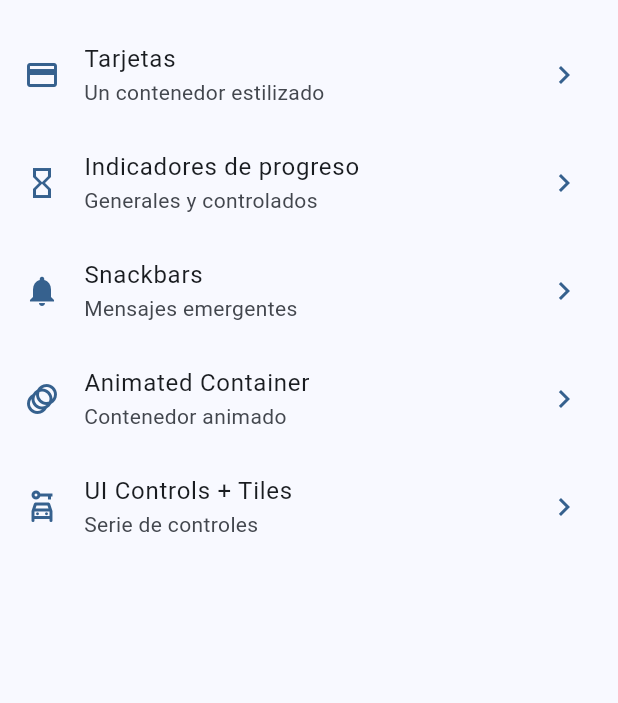
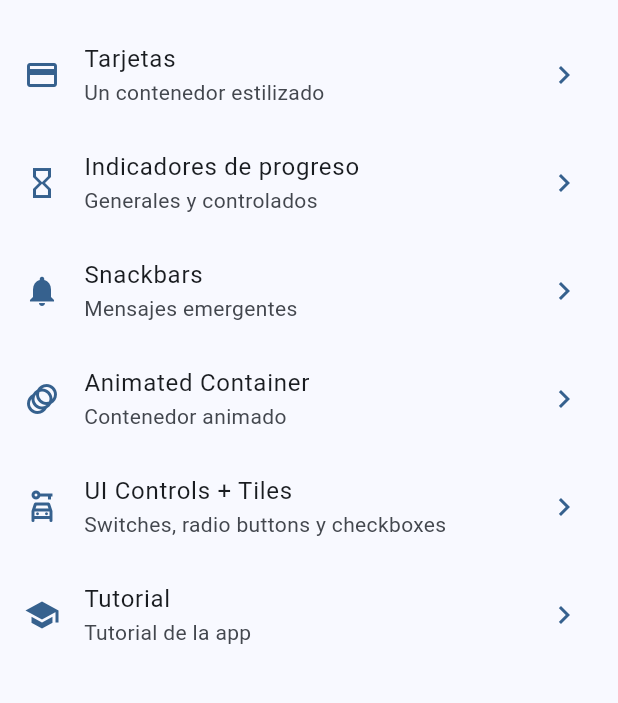
Before and after one commit to afperdomo2/widgets_app, a Flutter app: the screen it shows after launch, on a phone screen of 412 x 824 dp, the part 171-874 px from its top. Run offline on Flutter 3.47's test engine with Material 3 defaults, Android fonts, the phone set to English and light mode, and no system bars; our stand-ins replace go_router.

Commit message:
Agrega pantalla de Tutorial

```diff
--- a/lib/config/menu/menu_item.dart
+++ b/lib/config/menu/menu_item.dart
@@ -54,9 +54,16 @@ const appMenuItems = <MenuItem>[
   ),
   MenuItem(
     title: "UI Controls + Tiles",
-    subtitle: "Serie de controles",
+    subtitle: "Switches, radio buttons y checkboxes",
     route: "/ui-controls",
     routeName: "ui_controls_screen",
     icon: Icons.car_rental_outlined,
   ),
+  MenuItem(
+    title: "Tutorial",
+    subtitle: "Tutorial de la app",
+    route: "/tutorial",
+    routeName: "app_tutorial_screen",
+    icon: Icons.school,
+  ),
 ];
--- a/lib/config/router/app_router.dart
+++ b/lib/config/router/app_router.dart
@@ -40,5 +40,10 @@ final appRouter = GoRouter(
       name: UiControlsScreen.name,
       builder: (context, state) => const UiControlsScreen(),
     ),
+    GoRoute(
+      path: "/tutorial",
+      name: AppTutorialScreen.name,
+      builder: (context, state) => const AppTutorialScreen(),
+    ),
   ],
 );
--- a/pubspec.yaml
+++ b/pubspec.yaml
@@ -1,10 +1,10 @@
 name: widgets_app
 description: "A new Flutter project."
-publish_to: 'none'
+publish_to: "none"
 version: 0.1.0
 
 environment:
-  sdk: '>=3.4.3 <4.0.0'
+  sdk: ">=3.4.3 <4.0.0"
 
 dependencies:
   flutter:
@@ -18,3 +18,5 @@ dev_dependencies:
 
 flutter:
   uses-material-design: true
+  assets:
+    - assets/images/
```
Also changed, not shown: lib/presentation/screens/tutorials/app_turorial_screen.dart (+76 -1 lines).
